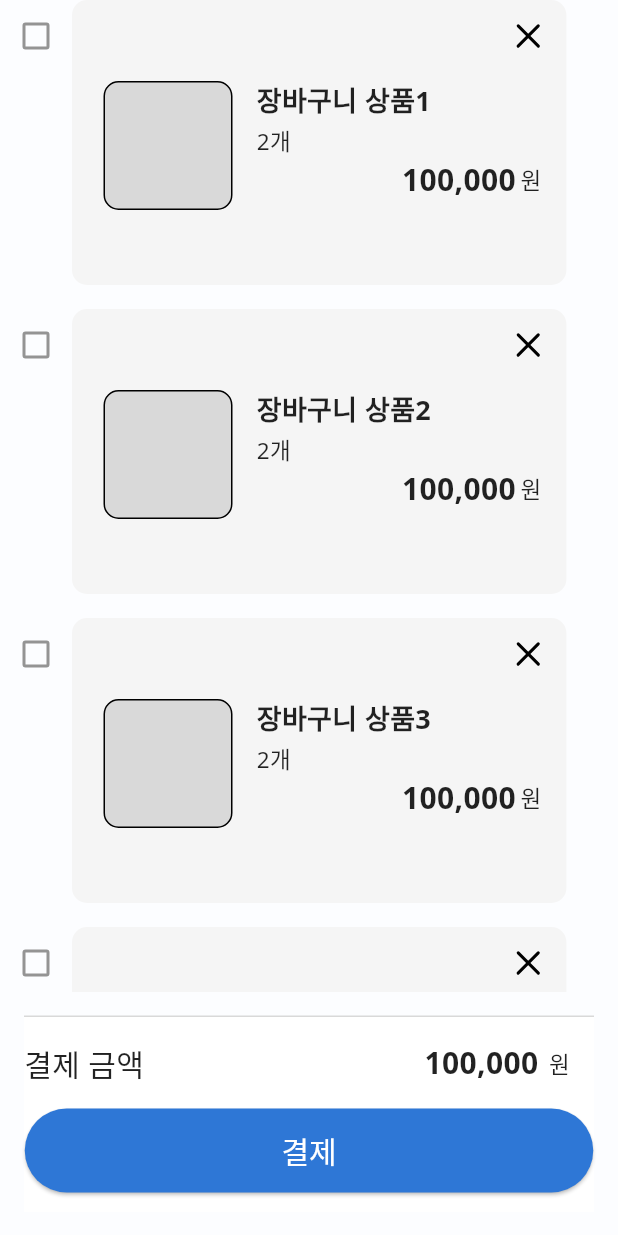
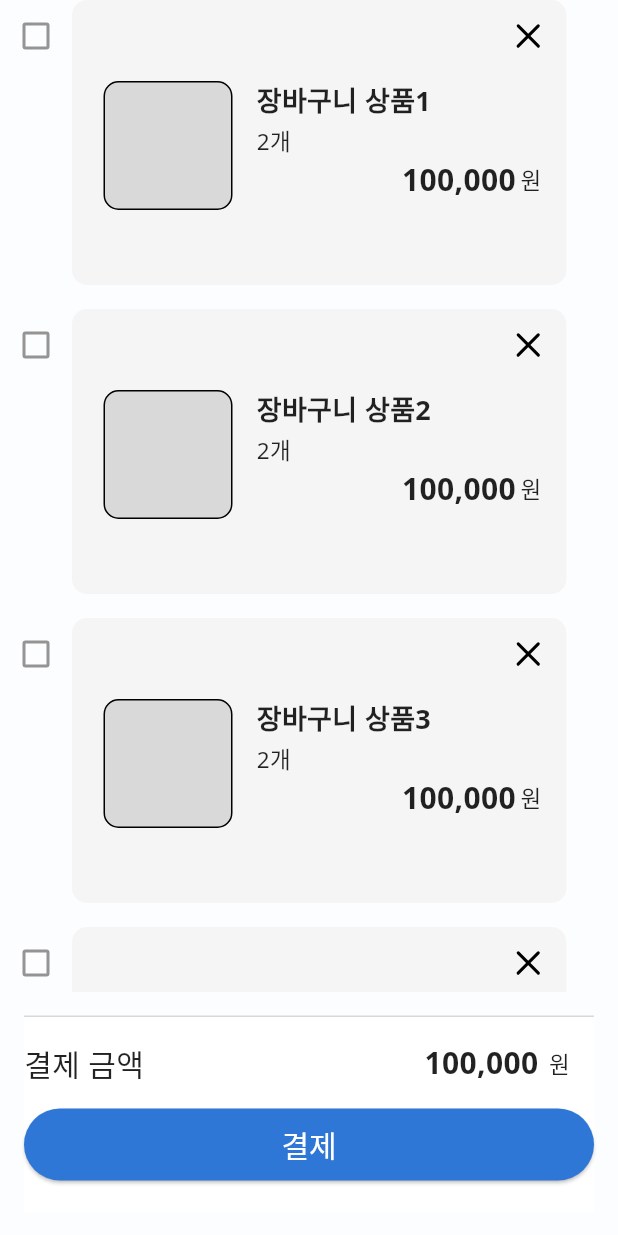
Before and after one commit to LIKELION-Android-Bootcamp-4th/AOS-04-officeShoppingMall, a Flutter app: the CartScreen screen opened by its route, on a phone screen of 412 x 824 dp. Run offline on Flutter 3.47's test engine with Material 3 defaults, Android fonts, the phone set to English and light mode, and no system bars; our stand-ins replace dio, flutter_bloc, flutter_svg, fluttertoast, google_fonts, image_picker and 3 more; accounts and stored records are empty.

Commit message:
refactor: 결제 버튼 수정 및 UI 수정

```diff
--- a/lib/core/constants/app_routes.dart
+++ b/lib/core/constants/app_routes.dart
@@ -17,6 +17,5 @@ class AppRoutes {
   static const String delivery = "/delivery";
   static const String pwSetting = '/pwSetting';
   static const String destSetting = '/destSetting';
-  static const String review = "/review";
   static const String addReview = "/addReview";
 }
--- a/lib/feature/cart/data/product_list_item.dart
+++ b/lib/feature/cart/data/product_list_item.dart
@@ -27,7 +27,7 @@ class ProductListItem extends StatelessWidget {
                     print("체크박스 클릭");
                   },
                 )
-              : SizedBox(width: 16),
+              : SizedBox(width: MediaQuery.of(context).size.height * 0.02),
           Container(
             margin: EdgeInsets.only(bottom: 16),
             width: product.productDeliveryIndex == 0
--- a/lib/feature/cart/ui/cart_screen.dart
+++ b/lib/feature/cart/ui/cart_screen.dart
@@ -72,10 +72,6 @@ class CartScreenState extends State<CartScreen> with SingleTickerProviderStateMi
                     onPressed: () {
                       print("go to OrderScreen");
                     },
-                    style: ElevatedButton.styleFrom(
-                      minimumSize: Size(379, 56),
-                      backgroundColor: Color(0xFF2E77D6),
-                    ),
                     child: Text("결제", style: TextStyle(fontSize: 20, color: Colors.white)),
                   ),
                 ),
```
